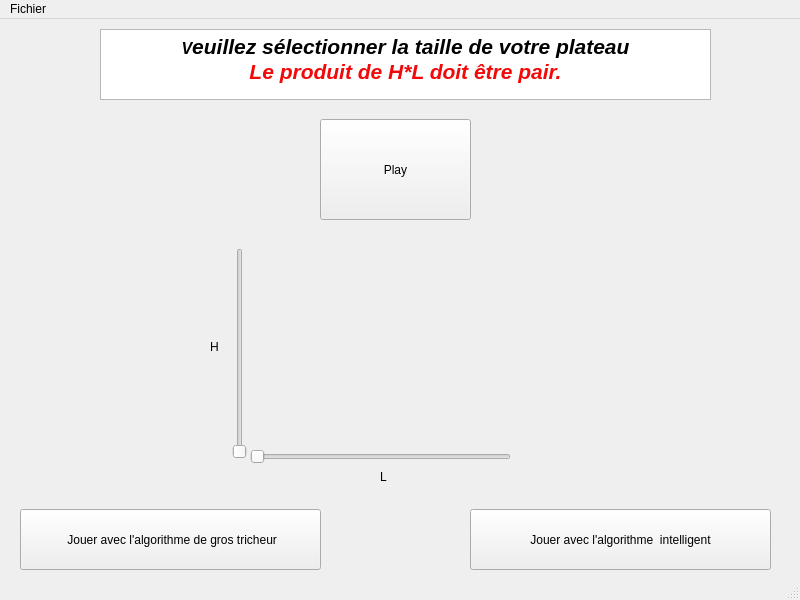
Above: secondwindow.ui from OxmoGambino/CardGames before the change. Below: the same form after it.
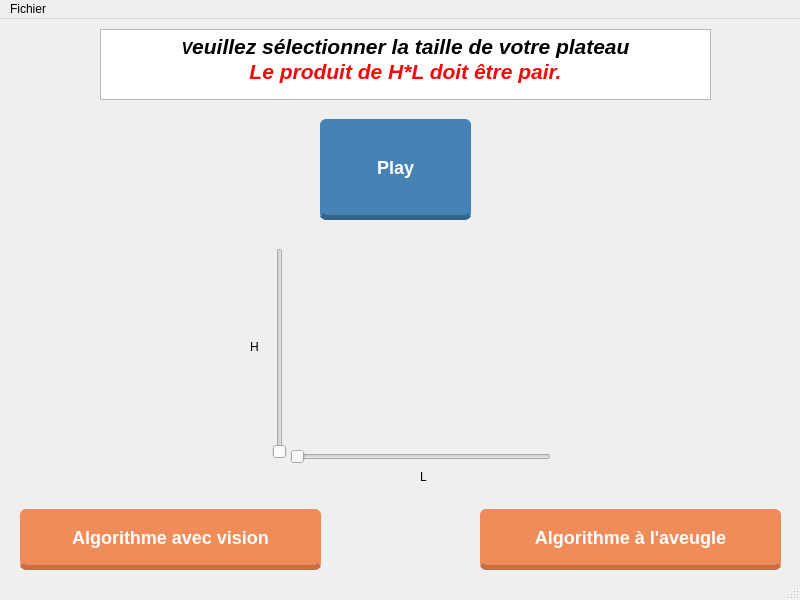
That is the form after the change.

Commit message: J'ai rendu les boutons jolies =p

Patch:
```diff
--- a/secondwindow.ui
+++ b/secondwindow.ui
@@ -17,7 +17,7 @@
    <widget class="QSlider" name="HSlider">
     <property name="geometry">
      <rect>
-      <x>250</x>
+      <x>290</x>
       <y>430</y>
       <width>261</width>
       <height>16</height>
@@ -30,7 +30,7 @@
    <widget class="QSlider" name="LSlider">
     <property name="geometry">
      <rect>
-      <x>230</x>
+      <x>270</x>
       <y>229</y>
       <width>20</width>
       <height>211</height>
@@ -43,7 +43,7 @@
    <widget class="QLabel" name="HLabel">
     <property name="geometry">
      <rect>
-      <x>210</x>
+      <x>250</x>
       <y>320</y>
       <width>49</width>
       <height>16</height>
@@ -56,7 +56,7 @@
    <widget class="QLabel" name="LLabel">
     <property name="geometry">
      <rect>
-      <x>380</x>
+      <x>420</x>
       <y>450</y>
       <width>49</width>
       <height>16</height>
@@ -75,6 +75,31 @@
       <height>101</height>
      </rect>
     </property>
+    <property name="styleSheet">
+     <string notr="true">QPushButton {
+    background-color: rgb(70, 130, 180);           /* Bleu normal */
+    color: white;
+    border: none;
+    padding: 6px 12px;
+    font-size: 18px;
+    font-weight: bold;
+    border-radius: 6px;
+
+    border-bottom: 5px solid rgb(50, 100, 140);    /* Ombre */
+}
+
+QPushButton:hover {
+    background-color: rgb(100, 160, 210);          /* Hover plus clair */
+    border-bottom: 5px solid rgb(70, 130, 180);
+}
+
+QPushButton:pressed {
+    background-color: rgb(55, 105, 150);           /* Pressed plus sombre */
+    border-bottom: 2px solid rgb(40, 80, 120);
+    padding-top: 8px;
+}
+</string>
+    </property>
     <property name="text">
      <string>Play</string>
     </property>
@@ -103,7 +128,7 @@
    <widget class="QLabel" name="xLabel">
     <property name="geometry">
      <rect>
-      <x>240</x>
+      <x>280</x>
       <y>210</y>
       <width>49</width>
       <height>16</height>
@@ -116,7 +141,7 @@
    <widget class="QLabel" name="yLabel">
     <property name="geometry">
      <rect>
-      <x>520</x>
+      <x>560</x>
       <y>430</y>
       <width>49</width>
       <height>16</height>
@@ -135,21 +160,71 @@
       <height>61</height>
      </rect>
     </property>
+    <property name="styleSheet">
+     <string notr="true">QPushButton {
+    background-color: rgb(240, 140, 90);           /* Orange pêche */
+    color: white;
+    border: none;
+    padding: 6px 12px;
+    font-size: 18px;
+    font-weight: bold;
+    border-radius: 6px;
+
+    border-bottom: 5px solid rgb(200, 110, 70);    /* Ombre */
+}
+
+QPushButton:hover {
+    background-color: rgb(255, 165, 120);          /* Hover plus clair et chaud */
+    border-bottom: 5px solid rgb(220, 130, 90);
+}
+
+QPushButton:pressed {
+    background-color: rgb(210, 115, 75);           /* Pressed plus sombre */
+    border-bottom: 2px solid rgb(180, 95, 60);
+    padding-top: 8px;
+}
+</string>
+    </property>
     <property name="text">
-     <string> Jouer avec l'algorithme de gros tricheur</string>
+     <string>Algorithme avec vision</string>
     </property>
    </widget>
    <widget class="QPushButton" name="SecAlgoButton">
     <property name="geometry">
      <rect>
-      <x>470</x>
+      <x>480</x>
       <y>490</y>
       <width>301</width>
       <height>61</height>
      </rect>
     </property>
+    <property name="styleSheet">
+     <string notr="true">QPushButton {
+    background-color: rgb(240, 140, 90);           /* Orange pêche */
+    color: white;
+    border: none;
+    padding: 6px 12px;
+    font-size: 18px;
+    font-weight: bold;
+    border-radius: 6px;
+
+    border-bottom: 5px solid rgb(200, 110, 70);    /* Ombre */
+}
+
+QPushButton:hover {
+    background-color: rgb(255, 165, 120);          /* Hover plus clair et chaud */
+    border-bottom: 5px solid rgb(220, 130, 90);
+}
+
+QPushButton:pressed {
+    background-color: rgb(210, 115, 75);           /* Pressed plus sombre */
+    border-bottom: 2px solid rgb(180, 95, 60);
+    padding-top: 8px;
+}
+</string>
+    </property>
     <property name="text">
-     <string> Jouer avec l'algorithme  intelligent </string>
+     <string>Algorithme à l'aveugle</string>
     </property>
    </widget>
   </widget>
```
The commit also changes 2 other files.
